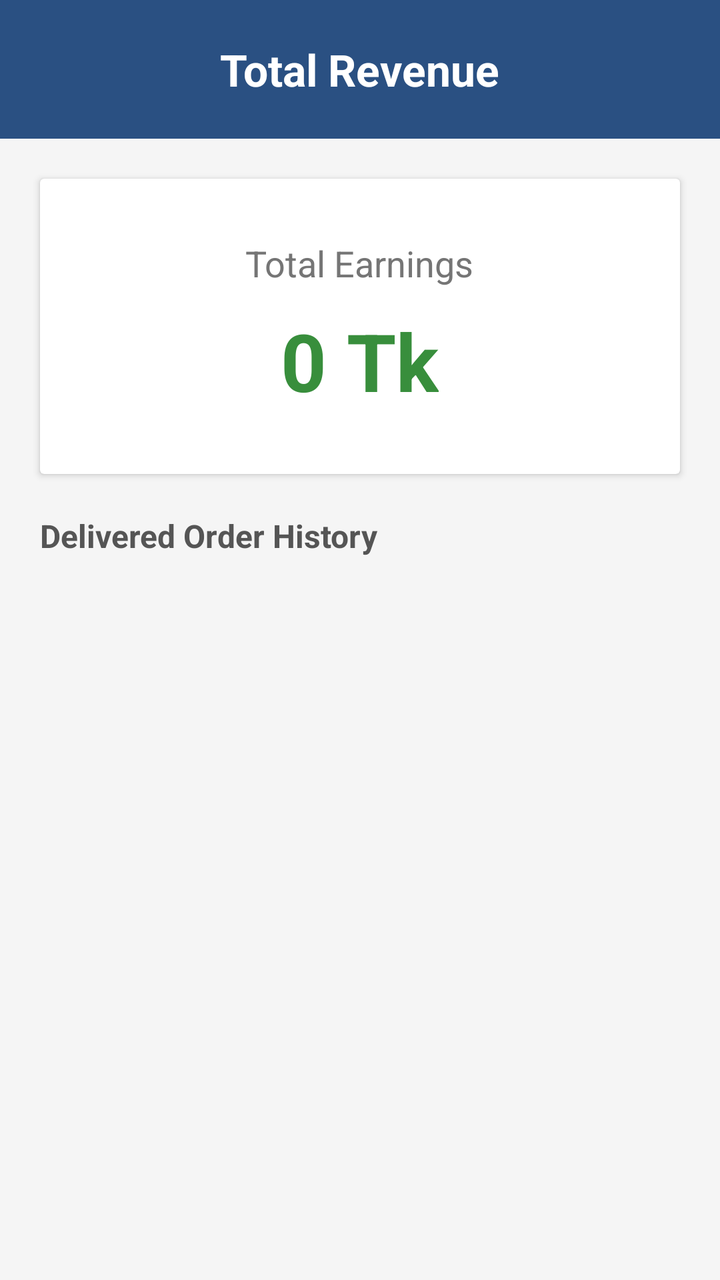
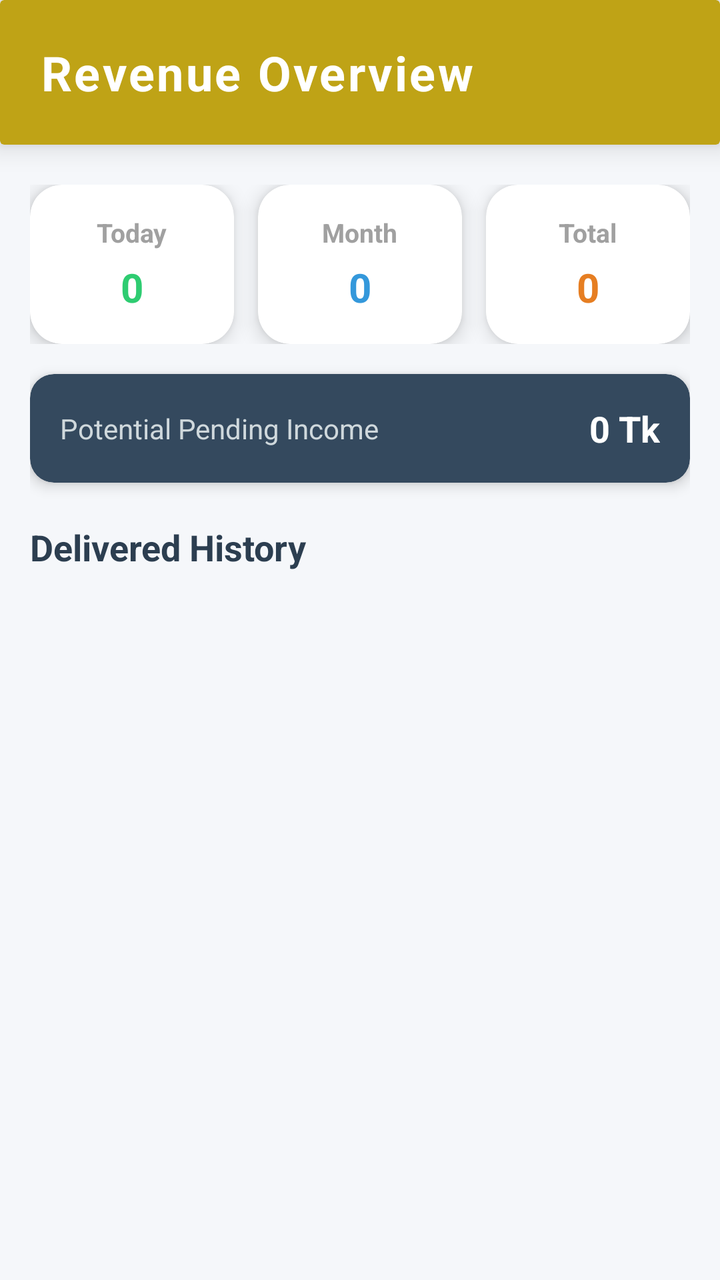

Screens rendered from an Android XML layout before and after an edit, with the pre-edit source and the edit as a unified diff.
<!-- AndroidManifest.xml: application theme Theme.LaundryApp -->
<!-- res/layout/activity_revenue.xml -->
<?xml version="1.0" encoding="utf-8"?>
<LinearLayout xmlns:android="http://schemas.android.com/apk/res/android"
    android:layout_width="match_parent"
    android:layout_height="match_parent"
    android:orientation="vertical"
    android:background="#F5F5F5">

    <LinearLayout
        android:layout_width="match_parent"
        android:layout_height="wrap_content"
        android:background="#2a5082"
        android:padding="20dp"
        android:gravity="center">
        <TextView
            android:layout_width="wrap_content"
            android:layout_height="wrap_content"
            android:text="Total Revenue"
            android:textColor="#FFFFFF"
            android:textSize="22sp"
            android:textStyle="bold"/>
    </LinearLayout>

    <androidx.cardview.widget.CardView
        android:layout_width="match_parent"
        android:layout_height="wrap_content"
        android:layout_margin="20dp"
        android:elevation="10dp"
        android:backgroundTint="#FFFFFF">

        <LinearLayout
            android:layout_width="match_parent"
            android:layout_height="wrap_content"
            android:orientation="vertical"
            android:gravity="center"
            android:padding="30dp">

            <TextView
                android:layout_width="wrap_content"
                android:layout_height="wrap_content"
                android:text="Total Earnings"
                android:textSize="18sp"
                android:textColor="#757575"/>

            <TextView
                android:id="@+id/tvTotalRevenue"
                android:layout_width="wrap_content"
                android:layout_height="wrap_content"
                android:text="0 Tk"
                android:textSize="40sp"
                android:textStyle="bold"
                android:textColor="#388E3C"
                android:layout_marginTop="10dp"/>
        </LinearLayout>
    </androidx.cardview.widget.CardView>

    <TextView
        android:layout_width="match_parent"
        android:layout_height="wrap_content"
        android:text="Delivered Order History"
        android:paddingStart="20dp"
        android:textSize="16sp"
        android:textStyle="bold"
        android:textColor="#555"/>

    <androidx.recyclerview.widget.RecyclerView
        android:id="@+id/recyclerRevenue"
        android:layout_width="match_parent"
        android:layout_height="match_parent"
        android:padding="10dp"/>

</LinearLayout>
<!-- resources referenced by this layout -->
<resources>
  <style name="Theme.LaundryApp" parent="Base.Theme.LaundryApp" />
  <style name="Base.Theme.LaundryApp" parent="Theme.Material3.DayNight.NoActionBar">
          
          
      </style>
</resources>

<!-- the commit's change to res/layout/activity_revenue.xml (unified diff, before → after) -->
@@ -1,71 +1,198 @@
 <?xml version="1.0" encoding="utf-8"?>
 <LinearLayout xmlns:android="http://schemas.android.com/apk/res/android"
+    xmlns:app="http://schemas.android.com/apk/res-auto"
     android:layout_width="match_parent"
     android:layout_height="match_parent"
     android:orientation="vertical"
-    android:background="#F5F5F5">
+    android:background="#F5F7FA"> <androidx.cardview.widget.CardView
+    android:layout_width="match_parent"
+    android:layout_height="wrap_content"
+    app:cardElevation="8dp"
+    app:cardBackgroundColor="#bfa316"
+    android:layout_marginBottom="5dp">
 
     <LinearLayout
         android:layout_width="match_parent"
         android:layout_height="wrap_content"
-        android:background="#2a5082"
         android:padding="20dp"
-        android:gravity="center">
+        android:gravity="center_vertical">
+
         <TextView
             android:layout_width="wrap_content"
             android:layout_height="wrap_content"
-            android:text="Total Revenue"
+            android:text="Revenue Overview"
             android:textColor="#FFFFFF"
-            android:textSize="22sp"
-            android:textStyle="bold"/>
+            android:textSize="24sp"
+            android:textStyle="bold"
+            android:letterSpacing="0.05"/>
     </LinearLayout>
+</androidx.cardview.widget.CardView>
 
-    <androidx.cardview.widget.CardView
+    <ScrollView
         android:layout_width="match_parent"
-        android:layout_height="wrap_content"
-        android:layout_margin="20dp"
-        android:elevation="10dp"
-        android:backgroundTint="#FFFFFF">
+        android:layout_height="match_parent">
 
         <LinearLayout
             android:layout_width="match_parent"
             android:layout_height="wrap_content"
             android:orientation="vertical"
-            android:gravity="center"
-            android:padding="30dp">
+            android:padding="15dp">
+
+            <LinearLayout
+                android:layout_width="match_parent"
+                android:layout_height="wrap_content"
+                android:orientation="horizontal"
+                android:baselineAligned="false"
+                android:weightSum="3"
+                android:layout_marginBottom="15dp">
+
+                <androidx.cardview.widget.CardView
+                    android:layout_width="0dp"
+                    android:layout_height="wrap_content"
+                    android:layout_weight="1"
+                    android:layout_marginEnd="8dp"
+                    app:cardElevation="6dp"
+                    app:cardCornerRadius="16dp"
+                    app:cardBackgroundColor="#FFFFFF">
+                    <LinearLayout
+                        android:layout_width="match_parent"
+                        android:layout_height="wrap_content"
+                        android:orientation="vertical"
+                        android:gravity="center"
+                        android:padding="15dp">
+                        <TextView
+                            android:layout_width="wrap_content"
+                            android:layout_height="wrap_content"
+                            android:text="Today"
+                            android:textSize="13sp"
+                            android:textColor="#A0A0A0"
+                            android:textStyle="bold"/>
+                        <TextView
+                            android:id="@+id/tvTodayRevenue"
+                            android:layout_width="wrap_content"
+                            android:layout_height="wrap_content"
+                            android:text="0"
+                            android:textSize="20sp"
+                            android:textStyle="bold"
+                            android:textColor="#2ECC71"
+                            android:layout_marginTop="5dp"/>
+                    </LinearLayout>
+                </androidx.cardview.widget.CardView>
+
+                <androidx.cardview.widget.CardView
+                    android:layout_width="0dp"
+                    android:layout_height="wrap_content"
+                    android:layout_weight="1"
+                    android:layout_marginHorizontal="4dp"
+                    app:cardElevation="6dp"
+                    app:cardCornerRadius="16dp"
+                    app:cardBackgroundColor="#FFFFFF">
+                    <LinearLayout
+                        android:layout_width="match_parent"
+                        android:layout_height="wrap_content"
+                        android:orientation="vertical"
+                        android:gravity="center"
+                        android:padding="15dp">
+                        <TextView
+                            android:layout_width="wrap_content"
+                            android:layout_height="wrap_content"
+                            android:text="Month"
+                            android:textSize="13sp"
+                            android:textColor="#A0A0A0"
+                            android:textStyle="bold"/>
+                        <TextView
+                            android:id="@+id/tvMonthRevenue"
+                            android:layout_width="wrap_content"
+                            android:layout_height="wrap_content"
+                            android:text="0"
+                            android:textSize="20sp"
+                            android:textStyle="bold"
+                            android:textColor="#3498DB"
+                            android:layout_marginTop="5dp"/>
+                    </LinearLayout>
+                </androidx.cardview.widget.CardView>
+
+                <androidx.cardview.widget.CardView
+                    android:layout_width="0dp"
+                    android:layout_height="wrap_content"
+                    android:layout_weight="1"
+                    android:layout_marginStart="8dp"
+                    app:cardElevation="6dp"
+                    app:cardCornerRadius="16dp"
+                    app:cardBackgroundColor="#FFFFFF">
+                    <LinearLayout
+                        android:layout_width="match_parent"
+                        android:layout_height="wrap_content"
+                        android:orientation="vertical"
+                        android:gravity="center"
+                        android:padding="15dp">
+                        <TextView
+                            android:layout_width="wrap_content"
+                            android:layout_height="wrap_content"
+                            android:text="Total"
+                            android:textSize="13sp"
+                            android:textColor="#A0A0A0"
+                            android:textStyle="bold"/>
+                        <TextView
+                            android:id="@+id/tvTotalRevenue"
+                            android:layout_width="wrap_content"
+                            android:layout_height="wrap_content"
+                            android:text="0"
+                            android:textSize="20sp"
+                            android:textStyle="bold"
+                            android:textColor="#E67E22"
+                            android:layout_marginTop="5dp"/>
+                    </LinearLayout>
+                </androidx.cardview.widget.CardView>
+            </LinearLayout>
+
+            <androidx.cardview.widget.CardView
+                android:layout_width="match_parent"
+                android:layout_height="wrap_content"
+                android:layout_marginBottom="20dp"
+                app:cardElevation="4dp"
+                app:cardCornerRadius="12dp"
+                app:cardBackgroundColor="#34495E"> <LinearLayout
+                android:layout_width="match_parent"
+                android:layout_height="wrap_content"
+                android:orientation="horizontal"
+                android:padding="15dp"
+                android:gravity="center_vertical">
+
+                <TextView
+                    android:layout_width="0dp"
+                    android:layout_height="wrap_content"
+                    android:layout_weight="1"
+                    android:text="Potential Pending Income"
+                    android:textColor="#CFD8DC"
+                    android:textSize="14sp"/>
+
+                <TextView
+                    android:id="@+id/tvPendingRevenue"
+                    android:layout_width="wrap_content"
+                    android:layout_height="wrap_content"
+                    android:text="0 Tk"
+                    android:textColor="#FFFFFF"
+                    android:textSize="18sp"
+                    android:textStyle="bold"/>
+            </LinearLayout>
+            </androidx.cardview.widget.CardView>
 
             <TextView
                 android:layout_width="wrap_content"
                 android:layout_height="wrap_content"
-                android:text="Total Earnings"
+                android:text="Delivered History"
                 android:textSize="18sp"
-                android:textColor="#757575"/>
+                android:textStyle="bold"
+                android:textColor="#2C3E50"
+                android:layout_marginBottom="10dp"/>
 
-            <TextView
-                android:id="@+id/tvTotalRevenue"
-                android:layout_width="wrap_content"
+            <androidx.recyclerview.widget.RecyclerView
+                android:id="@+id/recyclerRevenue"
+                android:layout_width="match_parent"
                 android:layout_height="wrap_content"
-                android:text="0 Tk"
-                android:textSize="40sp"
-                android:textStyle="bold"
-                android:textColor="#388E3C"
-                android:layout_marginTop="10dp"/>
+                android:nestedScrollingEnabled="false"/>
+
         </LinearLayout>
-    </androidx.cardview.widget.CardView>
-
-    <TextView
-        android:layout_width="match_parent"
-        android:layout_height="wrap_content"
-        android:text="Delivered Order History"
-        android:paddingStart="20dp"
-        android:textSize="16sp"
-        android:textStyle="bold"
-        android:textColor="#555"/>
-
-    <androidx.recyclerview.widget.RecyclerView
-        android:id="@+id/recyclerRevenue"
-        android:layout_width="match_parent"
-        android:layout_height="match_parent"
-        android:padding="10dp"/>
-
+    </ScrollView>
 </LinearLayout>
